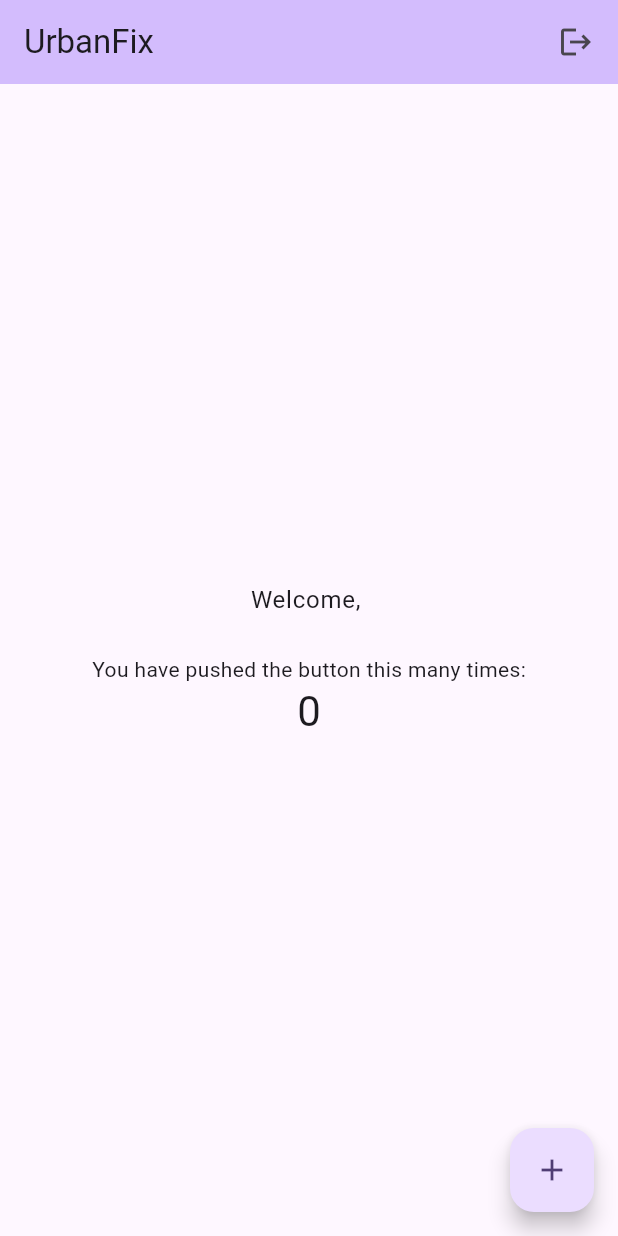
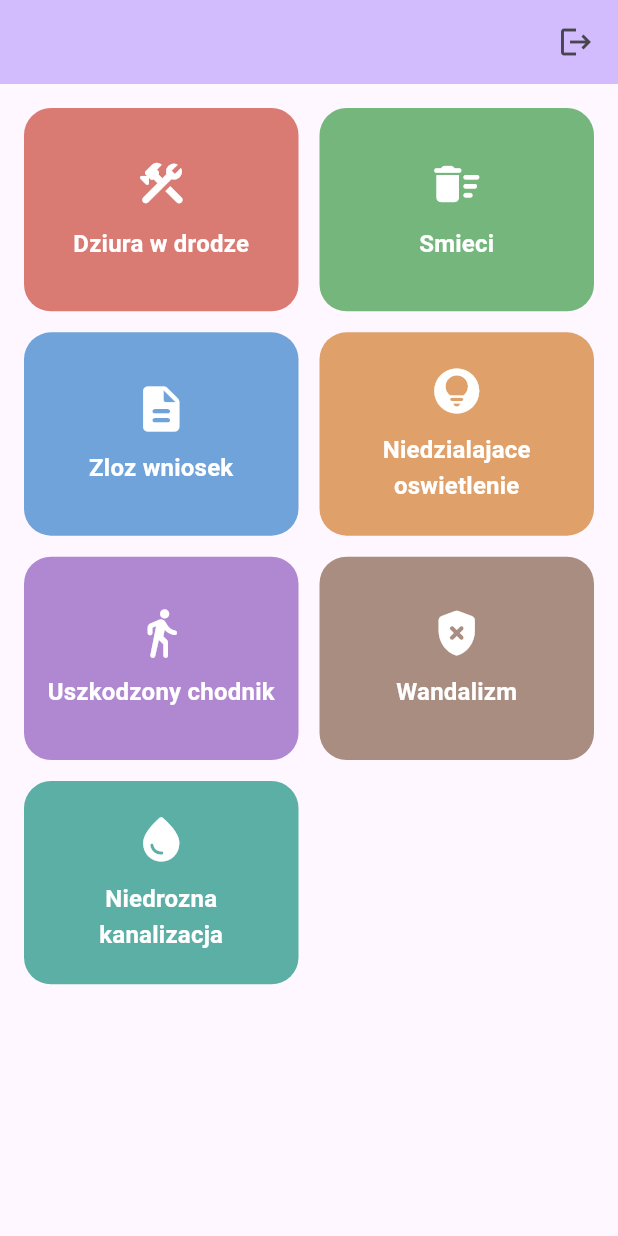
Before and after one commit to Cay00/Arch_DB_sem6, a Flutter app: the screen it shows once a user with an empty profile is signed in, on a phone screen of 412 x 824 dp. Run offline on Flutter 3.47's test engine with Material 3 defaults, Android fonts, the phone set to English and light mode, and no system bars; our stand-ins replace firebase_auth, firebase_core; accounts and stored records are empty.

Commit message:
Refactor HomeScreen to use StatelessWidget and implement issue categories grid

```diff
--- a/lib/screens/home_screen.dart
+++ b/lib/screens/home_screen.dart
@@ -1,19 +1,8 @@
 import 'package:firebase_auth/firebase_auth.dart';
 import 'package:flutter/material.dart';
 
-class HomeScreen extends StatefulWidget {
+class HomeScreen extends StatelessWidget {
   const HomeScreen({super.key});
-
-  @override
-  State<HomeScreen> createState() => _HomeScreenState();
-}
-
-class _HomeScreenState extends State<HomeScreen> {
-  int _counter = 0;
-
-  void _incrementCounter() {
-    setState(() => _counter++);
-  }
 
   Future<void> _signOut() async {
     await FirebaseAuth.instance.signOut();
@@ -22,11 +11,48 @@ class _HomeScreenState extends State<HomeScreen> {
   @override
   Widget build(BuildContext context) {
     final user = FirebaseAuth.instance.currentUser;
+    final categories = <_IssueCategory>[
+      const _IssueCategory(
+        title: 'Dziura w drodze',
+        icon: Icons.construction_rounded,
+        color: Color(0xFFD97A73),
+      ),
+      const _IssueCategory(
+        title: 'Smieci',
+        icon: Icons.delete_sweep_rounded,
+        color: Color(0xFF74B67C),
+      ),
+      const _IssueCategory(
+        title: 'Zloz wniosek',
+        icon: Icons.description_rounded,
+        color: Color(0xFF6FA3D9),
+      ),
+      const _IssueCategory(
+        title: 'Niedzialajace oswietlenie',
+        icon: Icons.lightbulb_circle_rounded,
+        color: Color(0xFFDFA06A),
+      ),
+      const _IssueCategory(
+        title: 'Uszkodzony chodnik',
+        icon: Icons.directions_walk_rounded,
+        color: Color(0xFFB088D1),
+      ),
+      const _IssueCategory(
+        title: 'Wandalizm',
+        icon: Icons.gpp_bad_rounded,
+        color: Color(0xFFA98D81),
+      ),
+      const _IssueCategory(
+        title: 'Niedrozna kanalizacja',
+        icon: Icons.water_drop_rounded,
+        color: Color(0xFF5CAFA4),
+      ),
+    ];
 
     return Scaffold(
       appBar: AppBar(
         backgroundColor: Theme.of(context).colorScheme.inversePrimary,
-        title: const Text('UrbanFix'),
+        title: Text(user?.email ?? 'UrbanFix'),
         actions: [
           if (user != null)
             Padding(
@@ -39,30 +65,64 @@ class _HomeScreenState extends State<HomeScreen> {
             ),
         ],
       ),
-      body: Center(
+      body: Padding(
+        padding: const EdgeInsets.all(16),
+        child: GridView.builder(
+          itemCount: categories.length,
+          gridDelegate: const SliverGridDelegateWithFixedCrossAxisCount(
+            crossAxisCount: 2,
+            crossAxisSpacing: 14,
+            mainAxisSpacing: 14,
+            childAspectRatio: 1.35,
+          ),
+          itemBuilder: (context, index) {
+            final category = categories[index];
+            return FilledButton(
+              style: FilledButton.styleFrom(
+                backgroundColor: category.color,
+                foregroundColor: Colors.white,
+                padding: const EdgeInsets.all(12),
+                shape: RoundedRectangleBorder(
+                  borderRadius: BorderRadius.circular(18),
+                ),
+              ),
+              onPressed: () {
+                ScaffoldMessenger.of(context).showSnackBar(
+                  SnackBar(content: Text('Wybrano: ${category.title}')),
+                );
+              },
               child: Column(
                 mainAxisAlignment: MainAxisAlignment.center,
                 children: [
-            if (user?.email != null) ...[
+                  Icon(category.icon, size: 36),
+                  const SizedBox(height: 10),
                   Text(
-                'Welcome, ${user!.email}',
-                style: Theme.of(context).textTheme.bodyLarge,
+                    category.title,
+                    textAlign: TextAlign.center,
+                    style: Theme.of(context).textTheme.titleMedium?.copyWith(
+                      color: Colors.white,
+                      fontWeight: FontWeight.w700,
+                      fontSize: 16,
                     ),
-              const SizedBox(height: 24),
-            ],
-            const Text('You have pushed the button this many times:'),
-            Text(
-              '$_counter',
-              style: Theme.of(context).textTheme.headlineMedium,
                   ),
                 ],
               ),
+            );
+          },
         ),
-      floatingActionButton: FloatingActionButton(
-        onPressed: _incrementCounter,
-        tooltip: 'Increment',
-        child: const Icon(Icons.add),
       ),
     );
   }
 }
+
+class _IssueCategory {
+  final String title;
+  final IconData icon;
+  final Color color;
+
+  const _IssueCategory({
+    required this.title,
+    required this.icon,
+    required this.color,
+  });
+}
```
Lines whose indentation alone changed are shown as unchanged.
